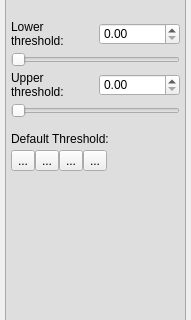
Qt form GUI/Qt/Components/SnakeWizardPanel.ui (donghakang/itksnap-v2) before a commit; both pictures show x 0 to 191 and y 216 to 536 of the 191 by 771 pixel window.
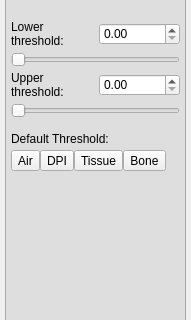
The same form after that commit. Icons and pictures are not drawn. Custom widgets are drawn as their Qt base class.

```diff
--- a/GUI/Qt/Components/SnakeWizardPanel.ui
+++ b/GUI/Qt/Components/SnakeWizardPanel.ui
@@ -696,7 +696,7 @@
                    <string>&lt;html&gt;&lt;head/&gt;&lt;body&gt;&lt;p&gt;&lt;span style=&quot; font-weight:600;&quot;&gt;Air &lt;/span&gt;(-1024HU ~ -800HU)&lt;/p&gt;&lt;/body&gt;&lt;/html&gt;</string>
                   </property>
                   <property name="text">
-                   <string>...</string>
+                   <string>Air</string>
                   </property>
                  </widget>
                 </item>
@@ -706,7 +706,7 @@
                    <string>&lt;html&gt;&lt;head/&gt;&lt;body&gt;&lt;p&gt;&lt;span style=&quot; font-weight:600;&quot;&gt;DPI &lt;/span&gt;(-800HU ~ -200HU)&lt;/p&gt;&lt;/body&gt;&lt;/html&gt;</string>
                   </property>
                   <property name="text">
-                   <string>...</string>
+                   <string>DPI</string>
                   </property>
                  </widget>
                 </item>
@@ -716,7 +716,7 @@
                    <string>&lt;html&gt;&lt;head/&gt;&lt;body&gt;&lt;p&gt;&lt;span style=&quot; font-weight:600;&quot;&gt;Tissue &lt;/span&gt;(-200HU ~ 250HU)&lt;/p&gt;&lt;/body&gt;&lt;/html&gt;</string>
                   </property>
                   <property name="text">
-                   <string>...</string>
+                   <string>Tissue</string>
                   </property>
                  </widget>
                 </item>
@@ -726,7 +726,7 @@
                    <string>&lt;html&gt;&lt;head/&gt;&lt;body&gt;&lt;p&gt;&lt;span style=&quot; font-weight:600;&quot;&gt;Bone &lt;/span&gt;(250HU ~ 3071HU)&lt;/p&gt;&lt;/body&gt;&lt;/html&gt;</string>
                   </property>
                   <property name="text">
-                   <string>...</string>
+                   <string>Bone</string>
                   </property>
                  </widget>
                 </item>
```
Left out of the diff: 8 changed lines with no effect on the pictures.
